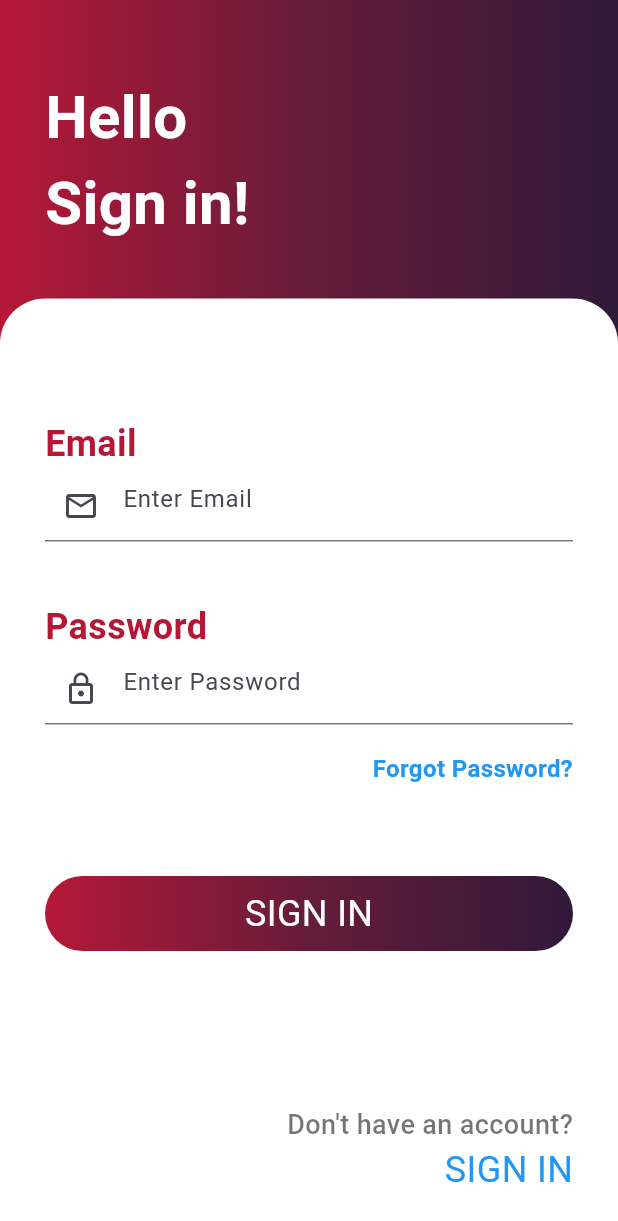
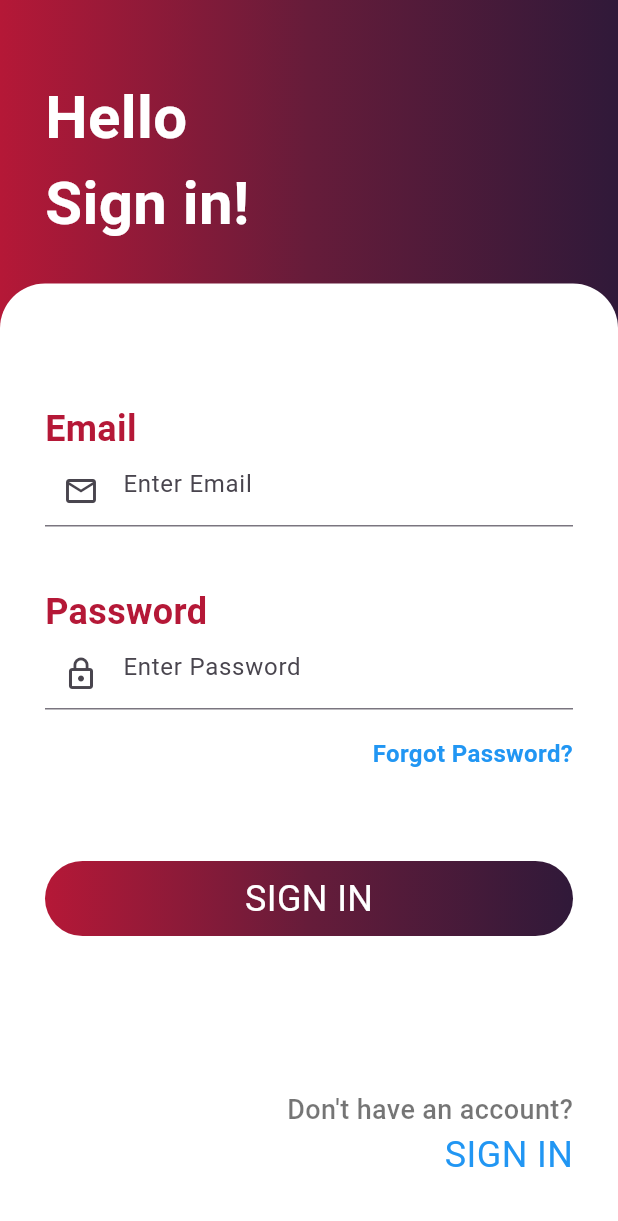
Before and after one commit to Piyushbhatt7/Login_Page, a Flutter app: the screen it shows after launch, on a phone screen of 412 x 824 dp. Shown: the top 1221 px of the screen. Run offline on Flutter 3.47's test engine with Material 3 defaults, Android fonts, the phone set to English and light mode, and no system bars.

Commit message:
signin screen

```diff
--- a/lib/pages/signin.dart
+++ b/lib/pages/signin.dart
@@ -43,7 +43,7 @@ class _SignInState extends State<SignIn> {
                 ),
               ),
             ),
-            SizedBox(height: 35.0,),
+            SizedBox(height: 25.0,),
 
             Expanded(
               child: Container(
```
